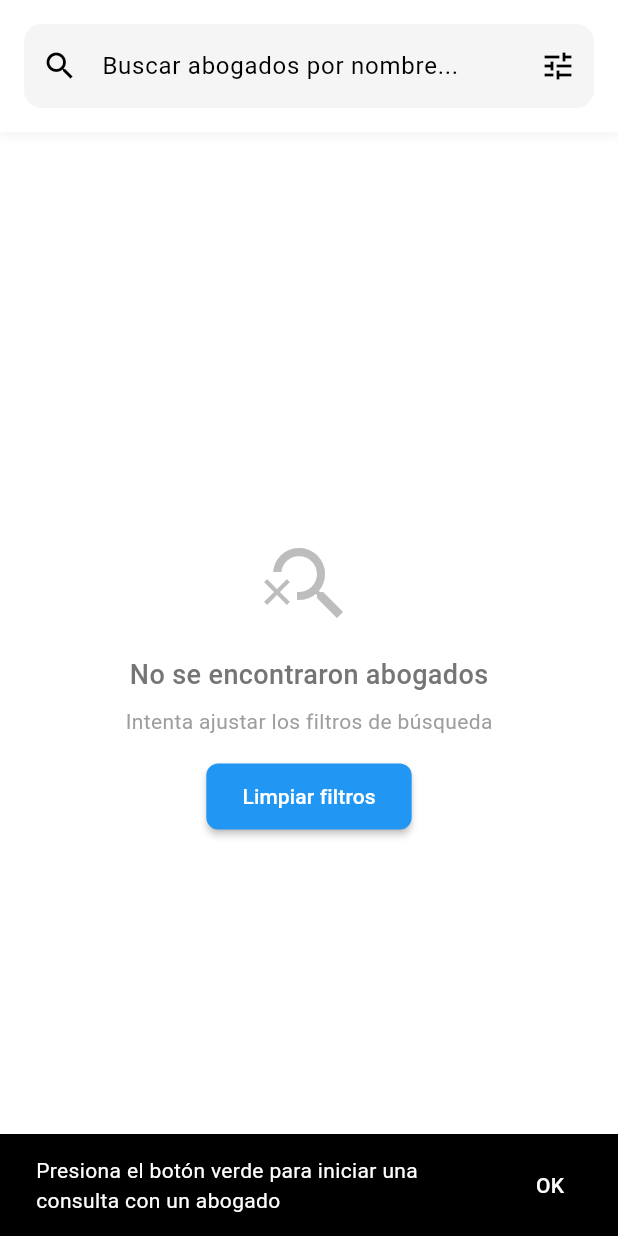
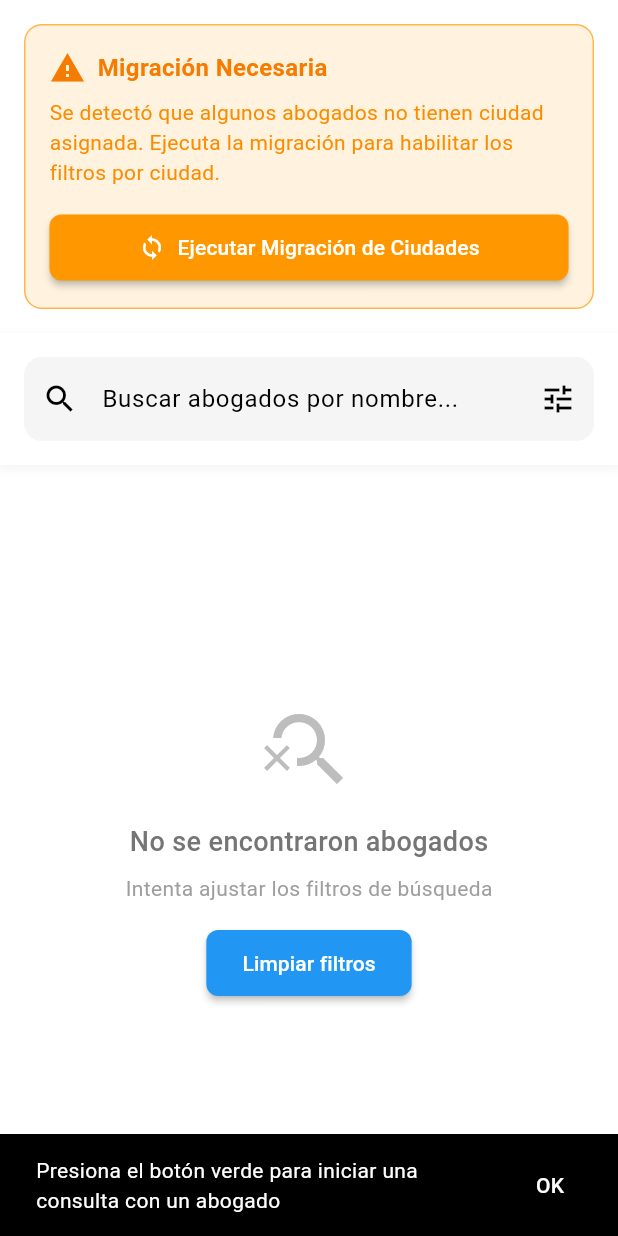
Before and after one commit to Patas-Iturralde/LegalMatch, a Flutter app: the SearchScreen screen opened directly, on a phone screen of 412 x 824 dp. Run offline on Flutter 3.47's test engine with Material 3 defaults, Android fonts, the light colour scheme and no system bars; our stand-ins replace cloud_firestore, firebase_auth, firebase_core, image_picker, table_calendar; accounts and stored records are empty.

Commit message:
Correccion ciudades

```diff
--- a/lib/screens/home/search_screen.dart
+++ b/lib/screens/home/search_screen.dart
@@ -1,7 +1,9 @@
+import 'package:abogados/utils/migration_button_widget.dart';
 import 'package:flutter/material.dart';
 import '../../models/lawyer.dart';
 import '../../services/lawyer_service.dart';
 import '../../utils/ecuador_cities.dart';
+
 import 'lawyer_detail_screen.dart';
 import 'dart:convert';
 
@@ -208,6 +210,10 @@ class _SearchScreenState extends State<SearchScreen> {
     return Scaffold(
       body: Column(
         children: [
+          // Mostrar botón de migración si no hay ciudades disponibles
+
+            QuickMigrationButton(),
+
           // Barra de búsqueda
           Container(
             padding: EdgeInsets.all(16.0),
@@ -291,13 +297,18 @@ class _SearchScreenState extends State<SearchScreen> {
                         child: DropdownButtonFormField<String>(
                           value: _selectedCity,
                           decoration: InputDecoration(
-                            labelText: 'Ciudad',
+                            labelText: _availableCities.isEmpty ? 'Sin ciudades (migrar)' : 'Ciudad',
                             border: OutlineInputBorder(
                               borderRadius: BorderRadius.circular(8),
                             ),
                             contentPadding: EdgeInsets.symmetric(horizontal: 12, vertical: 8),
                           ),
-                          items: [
+                          items: _availableCities.isEmpty
+                              ? [DropdownMenuItem<String>(
+                                  value: null,
+                                  child: Text('Ejecutar migración primero'),
+                                )]
+                              : [
                                   DropdownMenuItem<String>(
                                     value: null,
                                     child: Text('Todas'),
@@ -309,7 +320,7 @@ class _SearchScreenState extends State<SearchScreen> {
                                     );
                                   }).toList(),
                                 ],
-                          onChanged: (value) {
+                          onChanged: _availableCities.isEmpty ? null : (value) {
                             setState(() {
                               _selectedCity = value;
                             });
--- /dev/null
+++ b/lib/utils/migration_button_widget.dart
@@ -0,0 +1,211 @@
+import 'package:flutter/material.dart';
+import 'quick_migration_fix.dart'; // Asegúrate de importar el archivo correcto
+
+class QuickMigrationButton extends StatefulWidget {
+  @override
+  _QuickMigrationButtonState createState() => _QuickMigrationButtonState();
+}
+
+class _QuickMigrationButtonState extends State<QuickMigrationButton> {
+  bool _isRunning = false;
+  String _status = '';
+
+  Future<void> _runMigration() async {
+    setState(() {
+      _isRunning = true;
+      _status = 'Ejecutando migración...';
+    });
+
+    try {
+      QuickCityMigration migration = QuickCityMigration();
+      await migration.autoFix();
+
+      setState(() {
+        _status = '✅ Migración completada exitosamente';
+      });
+
+      // Mostrar mensaje de éxito
+      if (mounted) {
+        ScaffoldMessenger.of(context).showSnackBar(
+          SnackBar(
+            content: Text('Migración completada. Ahora puedes usar los filtros por ciudad.'),
+            backgroundColor: Colors.green,
+            duration: Duration(seconds: 5),
+          ),
+        );
+      }
+    } catch (e) {
+      setState(() {
+        _status = '❌ Error: $e';
+      });
+
+      if (mounted) {
+        ScaffoldMessenger.of(context).showSnackBar(
+          SnackBar(
+            content: Text('Error en migración: $e'),
+            backgroundColor: Colors.red,
+            duration: Duration(seconds: 5),
+          ),
+        );
+      }
+    } finally {
+      setState(() {
+        _isRunning = false;
+      });
+    }
+  }
+
+  @override
+  Widget build(BuildContext context) {
+    return Container(
+      margin: EdgeInsets.all(16),
+      padding: EdgeInsets.all(16),
+      decoration: BoxDecoration(
+        color: Colors.orange[50],
+        borderRadius: BorderRadius.circular(12),
+        border: Border.all(color: Colors.orange[300]!),
+      ),
+      child: Column(
+        crossAxisAlignment: CrossAxisAlignment.stretch,
+        mainAxisSize: MainAxisSize.min,
+        children: [
+          Row(
+            children: [
+              Icon(Icons.warning, color: Colors.orange[700]),
+              SizedBox(width: 8),
+              Text(
+                'Migración Necesaria',
+                style: TextStyle(
+                  fontWeight: FontWeight.bold,
+                  color: Colors.orange[700],
+                  fontSize: 16,
+                ),
+              ),
+            ],
+          ),
+          SizedBox(height: 8),
+          Text(
+            'Se detectó que algunos abogados no tienen ciudad asignada. Ejecuta la migración para habilitar los filtros por ciudad.',
+            style: TextStyle(
+              color: Colors.orange[600],
+              fontSize: 14,
+            ),
+          ),
+          SizedBox(height: 16),
+          ElevatedButton.icon(
+            onPressed: _isRunning ? null : _runMigration,
+            icon: _isRunning
+                ? SizedBox(
+                    width: 20,
+                    height: 20,
+                    child: CircularProgressIndicator(strokeWidth: 2),
+                  )
+                : Icon(Icons.sync),
+            label: Text(
+              _isRunning ? 'Ejecutando...' : 'Ejecutar Migración de Ciudades',
+            ),
+            style: ElevatedButton.styleFrom(
+              backgroundColor: Colors.orange,
+              foregroundColor: Colors.white,
+              padding: EdgeInsets.symmetric(vertical: 12),
+            ),
+          ),
+          if (_status.isNotEmpty) ...[
+            SizedBox(height: 12),
+            Container(
+              padding: EdgeInsets.all(12),
+              decoration: BoxDecoration(
+                color: _status.contains('✅') ? Colors.green[50] : Colors.red[50],
+                borderRadius: BorderRadius.circular(8),
+                border: Border.all(
+                  color: _status.contains('✅') ? Colors.green[300]! : Colors.red[300]!,
+                ),
+              ),
+              child: Text(
+                _status,
+                style: TextStyle(
+                  color: _status.contains('✅') ? Colors.green[700] : Colors.red[700],
+                  fontSize: 12,
+                  fontFamily: 'monospace',
+                ),
+              ),
+            ),
+          ],
+        ],
+      ),
+    );
+  }
+}
+
+// Widget más simple para agregar en cualquier lugar
+class SimpleMigrationButton extends StatelessWidget {
+  @override
+  Widget build(BuildContext context) {
+    return FloatingActionButton.extended(
+      onPressed: () async {
+        // Mostrar dialog de confirmación
+        bool? confirm = await showDialog<bool>(
+          context: context,
+          builder: (context) => AlertDialog(
+            title: Text('Ejecutar Migración'),
+            content: Text('¿Ejecutar la migración de ciudades para abogados?'),
+            actions: [
+              TextButton(
+                onPressed: () => Navigator.pop(context, false),
+                child: Text('Cancelar'),
+              ),
+              ElevatedButton(
+                onPressed: () => Navigator.pop(context, true),
+                child: Text('Ejecutar'),
+              ),
+            ],
+          ),
+        );
+
+        if (confirm == true) {
+          // Mostrar loading
+          showDialog(
+            context: context,
+            barrierDismissible: false,
+            builder: (context) => AlertDialog(
+              content: Column(
+                mainAxisSize: MainAxisSize.min,
+                children: [
+                  CircularProgressIndicator(),
+                  SizedBox(height: 16),
+                  Text('Ejecutando migración...'),
+                ],
+              ),
+            ),
+          );
+
+          try {
+            QuickCityMigration migration = QuickCityMigration();
+            await migration.autoFix();
+
+            Navigator.pop(context); // Cerrar loading
+
+            ScaffoldMessenger.of(context).showSnackBar(
+              SnackBar(
+                content: Text('✅ Migración completada exitosamente'),
+                backgroundColor: Colors.green,
+              ),
+            );
+          } catch (e) {
+            Navigator.pop(context); // Cerrar loading
+
+            ScaffoldMessenger.of(context).showSnackBar(
+              SnackBar(
+                content: Text('❌ Error: $e'),
+                backgroundColor: Colors.red,
+              ),
+            );
+          }
+        }
+      },
+      icon: Icon(Icons.sync),
+      label: Text('Migrar Ciudades'),
+      backgroundColor: Colors.orange,
+    );
+  }
+}
```
Also changed, not shown: lib/models/lawyer.dart (+53 -11 lines), lib/services/lawyer_service.dart (+80 -29 lines), lib/utils/quick_migration_fix.dart (added, +184 -0 lines), 8 other files. Lines whose indentation alone changed are shown as unchanged.
